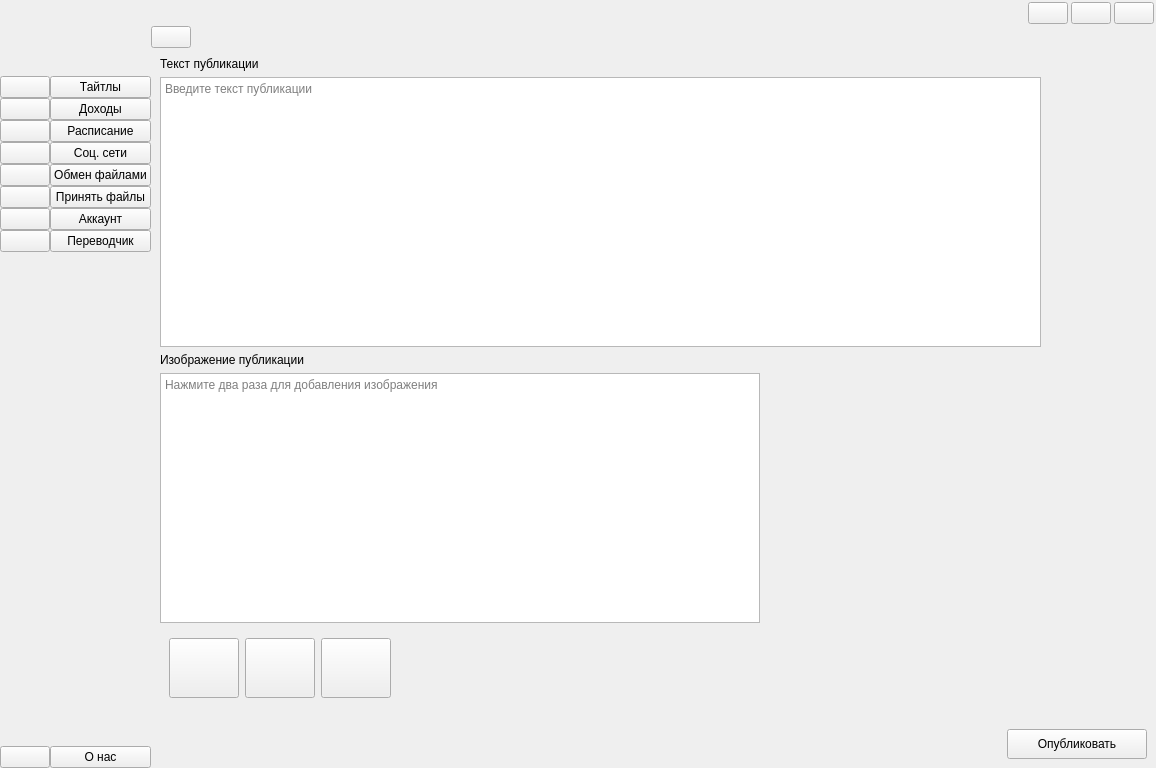
Before: the Qt Designer form front/ui.ui in Resmko99/Is-for-translator, drawn with Qt 5.
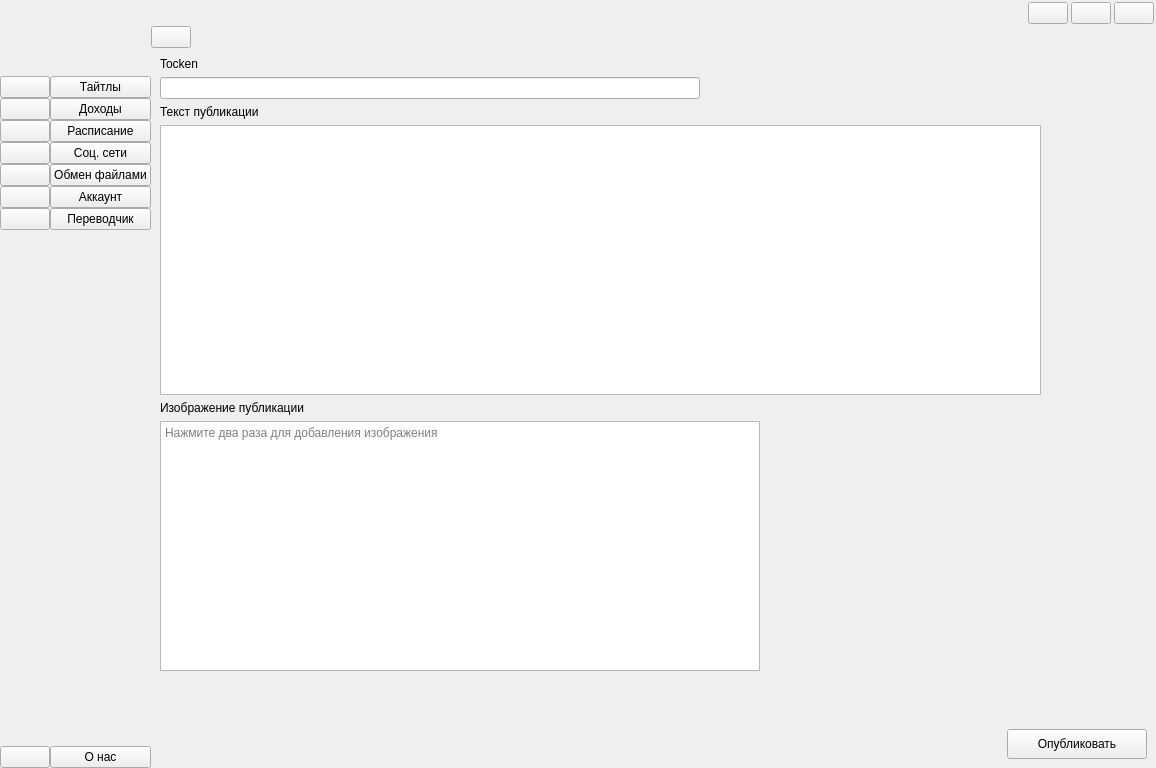
After: the same form once the commit is applied. The open tabs and pages were chosen to show the change. Icons and pictures are not drawn.

The edit to the form file:
```diff
--- a/front/ui.ui
+++ b/front/ui.ui
@@ -1173,29 +1173,6 @@
                </property>
               </widget>
              </item>
-             <item>
-              <widget class="QPushButton" name="acceptFileBtn_1">
-               <property name="text">
-                <string/>
-               </property>
-               <property name="icon">
-                <iconset resource="resource.qrc">
-                 <normaloff>:/icon/icon/free-icon-envelope-2168955.png</normaloff>:/icon/icon/free-icon-envelope-2168955.png</iconset>
-               </property>
-               <property name="iconSize">
-                <size>
-                 <width>20</width>
-                 <height>20</height>
-                </size>
-               </property>
-               <property name="checkable">
-                <bool>true</bool>
-               </property>
-               <property name="autoExclusive">
-                <bool>true</bool>
-               </property>
-              </widget>
-             </item>
              <item>
               <widget class="QPushButton" name="accountBtn_1">
                <property name="text">
@@ -1453,29 +1430,6 @@
                </property>
               </widget>
              </item>
-             <item>
-              <widget class="QPushButton" name="acceptFileBtn_2">
-               <property name="text">
-                <string>Принять файлы</string>
-               </property>
-               <property name="icon">
-                <iconset resource="resource.qrc">
-                 <normaloff>:/icon/icon/free-icon-envelope-2168955.png</normaloff>:/icon/icon/free-icon-envelope-2168955.png</iconset>
-               </property>
-               <property name="iconSize">
-                <size>
-                 <width>20</width>
-                 <height>20</height>
-                </size>
-               </property>
-               <property name="checkable">
-                <bool>true</bool>
-               </property>
-               <property name="autoExclusive">
-                <bool>true</bool>
-               </property>
-              </widget>
-             </item>
              <item>
               <widget class="QPushButton" name="accountBtn_2">
                <property name="text">
@@ -1569,7 +1523,7 @@
            <bool>true</bool>
           </property>
           <property name="currentIndex">
-           <number>17</number>
+           <number>10</number>
           </property>
           <widget class="QWidget" name="pageTitle">
            <layout class="QGridLayout" name="gridLayout_13">
@@ -2198,6 +2152,29 @@
                  </property>
                 </spacer>
                </item>
+               <item>
+                <widget class="QPushButton" name="incomeEditBtn">
+                 <property name="minimumSize">
+                  <size>
+                   <width>140</width>
+                   <height>30</height>
+                  </size>
+                 </property>
+                 <property name="maximumSize">
+                  <size>
+                   <width>140</width>
+                   <height>30</height>
+                  </size>
+                 </property>
+                 <property name="text">
+                  <string>Изменить</string>
+                 </property>
+                 <property name="icon">
+                  <iconset resource="resource.qrc">
+                   <normaloff>:/icon/icon/free-icon-pencil-7266923.png</normaloff>:/icon/icon/free-icon-pencil-7266923.png</iconset>
+                 </property>
+                </widget>
+               </item>
                <item>
                 <widget class="QPushButton" name="incomeDeleteBtn">
                  <property name="minimumSize">
@@ -3021,6 +2998,29 @@
            <layout class="QGridLayout" name="gridLayout_46">
             <item row="0" column="0">
              <layout class="QVBoxLayout" name="verticalLayout_10">
+              <item>
+               <widget class="QLabel" name="label_3">
+                <property name="text">
+                 <string>Tocken</string>
+                </property>
+               </widget>
+              </item>
+              <item>
+               <widget class="QLineEdit" name="lineEdit_6">
+                <property name="minimumSize">
+                 <size>
+                  <width>450</width>
+                  <height>0</height>
+                 </size>
+                </property>
+                <property name="maximumSize">
+                 <size>
+                  <width>540</width>
+                  <height>16777215</height>
+                 </size>
+                </property>
+               </widget>
+              </item>
               <item>
                <widget class="QLabel" name="label_6">
                 <property name="text">
@@ -3043,12 +3043,18 @@
                  </size>
                 </property>
                 <property name="placeholderText">
-                 <string>Введите текст публикации</string>
+                 <string/>
                 </property>
                </widget>
               </item>
               <item>
                <widget class="QLabel" name="label_85">
+                <property name="sizePolicy">
+                 <sizepolicy hsizetype="Preferred" vsizetype="Preferred">
+                  <horstretch>0</horstretch>
+                  <verstretch>0</verstretch>
+                 </sizepolicy>
+                </property>
                 <property name="text">
                  <string>Изображение публикации</string>
                 </property>
@@ -3073,112 +3079,6 @@
                 </property>
                </widget>
               </item>
-              <item>
-               <widget class="QWidget" name="widget_28" native="true">
-                <layout class="QGridLayout" name="gridLayout_5">
-                 <item row="0" column="1">
-                  <widget class="QPushButton" name="vkBtn">
-                   <property name="minimumSize">
-                    <size>
-                     <width>70</width>
-                     <height>60</height>
-                    </size>
-                   </property>
-                   <property name="maximumSize">
-                    <size>
-                     <width>70</width>
-                     <height>60</height>
-                    </size>
-                   </property>
-                   <property name="text">
-                    <string/>
-                   </property>
-                   <property name="icon">
-                    <iconset resource="resource.qrc">
-                     <normaloff>:/icon/icon/icons8-vk-100.png</normaloff>:/icon/icon/icons8-vk-100.png</iconset>
-                   </property>
-                   <property name="iconSize">
-                    <size>
-                     <width>45</width>
-                     <height>45</height>
-                    </size>
-                   </property>
-                  </widget>
-                 </item>
-                 <item row="0" column="2">
-                  <widget class="QPushButton" name="dsBtn">
-                   <property name="minimumSize">
-                    <size>
-                     <width>70</width>
-                     <height>60</height>
-                    </size>
-                   </property>
-                   <property name="maximumSize">
-                    <size>
-                     <width>70</width>
-                     <height>60</height>
-                    </size>
-                   </property>
-                   <property name="text">
-                    <string/>
-                   </property>
-                   <property name="icon">
-                    <iconset resource="resource.qrc">
-                     <normaloff>:/icon/icon/icons8-discord-100.png</normaloff>:/icon/icon/icons8-discord-100.png</iconset>
-                   </property>
-                   <property name="iconSize">
-                    <size>
-                     <width>45</width>
-                     <height>45</height>
-                    </size>
-                   </property>
-                  </widget>
-                 </item>
-                 <item row="0" column="0">
-                  <widget class="QPushButton" name="tgBtn">
-                   <property name="minimumSize">
-                    <size>
-                     <width>70</width>
-                     <height>60</height>
-                    </size>
-                   </property>
-                   <property name="maximumSize">
-                    <size>
-                     <width>70</width>
-                     <height>60</height>
-                    </size>
-                   </property>
-                   <property name="text">
-                    <string/>
-                   </property>
-                   <property name="icon">
-                    <iconset resource="resource.qrc">
-                     <normaloff>:/icon/icon/icons8-телеграм-100.png</normaloff>:/icon/icon/icons8-телеграм-100.png</iconset>
-                   </property>
-                   <property name="iconSize">
-                    <size>
-                     <width>45</width>
-                     <height>45</height>
-                    </size>
-                   </property>
-                  </widget>
-                 </item>
-                 <item row="0" column="3">
-                  <spacer name="horizontalSpacer_46">
-                   <property name="orientation">
-                    <enum>Qt::Horizontal</enum>
-                   </property>
-                   <property name="sizeHint" stdset="0">
-                    <size>
-                     <width>40</width>
-                     <height>20</height>
-                    </size>
-                   </property>
-                  </spacer>
-                 </item>
-                </layout>
-               </widget>
-              </item>
              </layout>
             </item>
             <item row="0" column="1">
@@ -3295,7 +3195,17 @@
               <item>
                <widget class="QLabel" name="label_46">
                 <property name="text">
-                 <string>Наименование тайтла</string>
+                 <string>Пользователь</string>
+                </property>
+               </widget>
+              </item>
+              <item>
+               <widget class="QComboBox" name="userAddComboBox"/>
+              </item>
+              <item>
+               <widget class="QLabel" name="label_15">
+                <property name="text">
+                 <string>Тайтл</string>
                 </property>
                </widget>
               </item>
@@ -3312,16 +3222,6 @@
               <item>
                <widget class="QLineEdit" name="nameChapterAddIncome"/>
               </item>
-              <item>
-               <widget class="QLabel" name="label_48">
-                <property name="text">
-                 <string>Переводчик</string>
-                </property>
-               </widget>
-              </item>
-              <item>
-               <widget class="QLineEdit" name="translatorAddIncome"/>
-              </item>
               <item>
                <widget class="QLabel" name="label_49">
                 <property name="text">
@@ -3495,12 +3395,22 @@
               <item>
                <widget class="QLabel" name="label_51">
                 <property name="text">
-                 <string>Наименование тайтла</string>
+                 <string>Пользователь</string>
                 </property>
                </widget>
               </item>
               <item>
-               <widget class="QComboBox" name="titleEditComboBox"/>
+               <widget class="QComboBox" name="userEditComboBox"/>
+              </item>
+              <item>
+               <widget class="QLabel" name="label_5">
+                <property name="text">
+                 <string>Тайтл</string>
+                </property>
+               </widget>
+              </item>
+              <item>
+               <widget class="QComboBox" name="titleEditcomboBox"/>
               </item>
               <item>
                <widget class="QLabel" name="label_52">
@@ -3512,16 +3422,6 @@
               <item>
                <widget class="QLineEdit" name="nameChapterEditIncome"/>
               </item>
-              <item>
-               <widget class="QLabel" name="label_53">
-                <property name="text">
-                 <string>Переводчик</string>
-                </property>
-               </widget>
-              </item>
-              <item>
-               <widget class="QLineEdit" name="translatorEditIncome"/>
-              </item>
               <item>
                <widget class="QLabel" name="label_54">
                 <property name="text">
```
Left out of the diff: 88 changed lines with no effect on the pictures.
